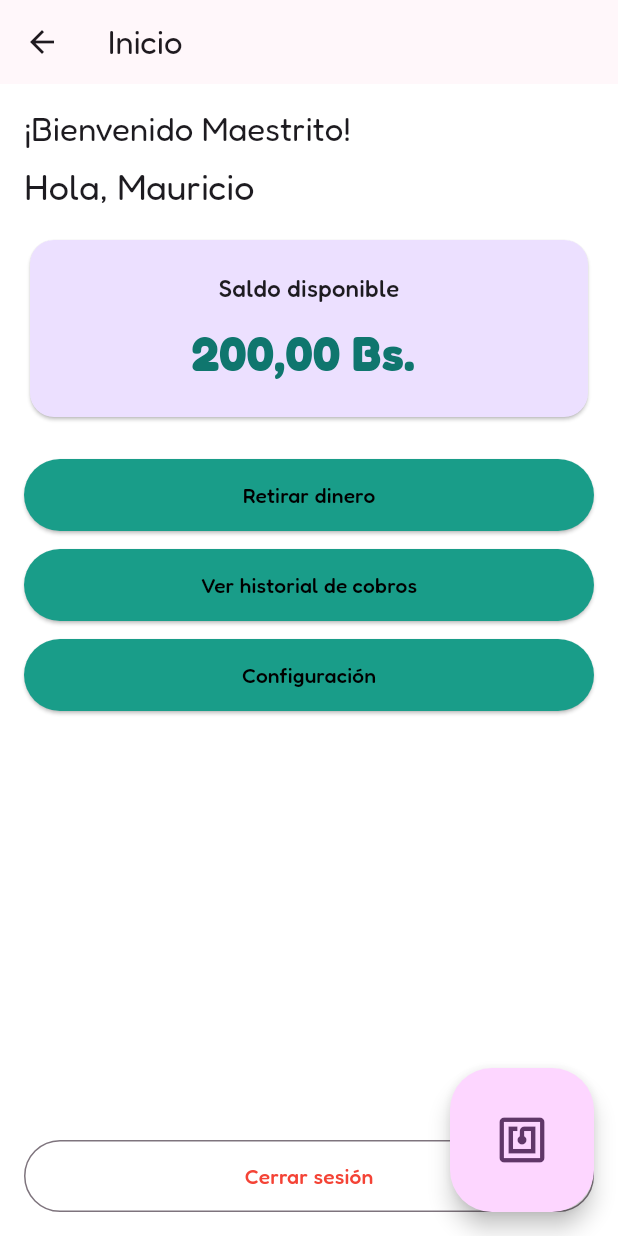
After one commit to fabri2wavy/Sueltito-Mobile, a Flutter app: the DriverHomePage screen opened directly, on a phone screen of 412 x 824 dp. The commit adds this screen. Run offline on Flutter 3.47's test engine with Material 3 defaults, Android fonts, the phone set to English and light mode, and no system bars; our stand-ins replace flutter_riverpod, flutter_secure_storage, go_router, google_fonts; missing offline and left inert: nfc_manager; accounts and stored records are empty.

Commit message:
Pantalla Conductor v1

```diff
--- /dev/null
+++ b/lib/features/driver/application/balance_controller.dart
@@ -0,0 +1,10 @@
+import 'package:flutter_riverpod/flutter_riverpod.dart';
+
+final balanceProvider = NotifierProvider<BalanceController, double>(BalanceController.new);
+
+class BalanceController extends Notifier<double> {
+  @override
+  double build() => 200.0; // saldo demo
+  void add(double amount) => state += amount;
+  void reset([double v = 200.0]) => state = v;
+}
--- /dev/null
+++ b/lib/features/driver/presentation/pages/driver_home_page.dart
@@ -0,0 +1,67 @@
+import 'package:flutter/material.dart';
+import 'package:flutter_riverpod/flutter_riverpod.dart';
+import 'package:go_router/go_router.dart';
+import 'package:intl/intl.dart';
+
+import '../../../auth/application/driver_profile_controller.dart';
+import '../../application/balance_controller.dart';
+import '../widgets/greeting_header.dart';
+import '../widgets/balance_card.dart';
+
+class DriverHomePage extends ConsumerWidget {
+  const DriverHomePage({super.key});
+
+  @override
+  Widget build(BuildContext context, WidgetRef ref) {
+    final profile = ref.watch(driverProfileProvider);
+    final balance = ref.watch(balanceProvider);
+    final money = NumberFormat.currency(locale: 'es_BO', symbol: 'Bs. ', decimalDigits: 2);
+
+    return Scaffold(
+      appBar: AppBar(title: const Text('Inicio')),
+      body: Padding(
+        padding: const EdgeInsets.all(16),
+        child: Column(crossAxisAlignment: CrossAxisAlignment.stretch, children: [
+          const GreetingHeader(name: 'Mauricio'),
+          const SizedBox(height: 16),
+          BalanceCard(label: 'Saldo disponible', amount: money.format(balance)),
+          const SizedBox(height: 24),
+          ElevatedButton(
+            onPressed: () {}, // Retirar dinero (próximo paso)
+            style: ElevatedButton.styleFrom(shape: const StadiumBorder(), minimumSize: const Size.fromHeight(48)),
+            child: const Text('Retirar dinero'),
+          ),
+          const SizedBox(height: 12),
+          ElevatedButton(
+            onPressed: () => context.go('/driver/history'),
+            style: ElevatedButton.styleFrom(shape: const StadiumBorder(), minimumSize: const Size.fromHeight(48)),
+            child: const Text('Ver historial de cobros'),
+          ),
+          const SizedBox(height: 12),
+          ElevatedButton(
+            onPressed: () {}, // Config (próximo)
+            style: ElevatedButton.styleFrom(shape: const StadiumBorder(), minimumSize: const Size.fromHeight(48)),
+            child: const Text('Configuración'),
+          ),
+          const Spacer(),
+          OutlinedButton(
+            onPressed: () => context.go('/auth/login'),
+            style: OutlinedButton.styleFrom(shape: const StadiumBorder(), minimumSize: const Size.fromHeight(48)),
+            child: const Text('Cerrar sesión', style: TextStyle(color: Colors.red)),
+          ),
+        ]),
+      ),
+      floatingActionButton: FloatingActionButton.large(
+        onPressed: () {
+          if (!profile.isRegistered) {
+            context.go('/driver/register-nfc');
+          } else {
+            context.go('/driver/validate/nfc');
+          }
+        },
+        child: const Icon(Icons.nfc),
+      ),
+      floatingActionButtonLocation: FloatingActionButtonLocation.endFloat,
+    );
+  }
+}
--- /dev/null
+++ b/lib/features/driver/presentation/widgets/balance_card.dart
@@ -0,0 +1,22 @@
+import 'package:flutter/material.dart';
+
+class BalanceCard extends StatelessWidget {
+  final String label;
+  final String amount;
+  const BalanceCard({super.key, required this.label, required this.amount});
+  @override
+  Widget build(BuildContext context) {
+    return Card(
+      shape: RoundedRectangleBorder(borderRadius: BorderRadius.circular(16)),
+      color: const Color(0xFFECE0FF),
+      child: Padding(
+        padding: const EdgeInsets.all(20),
+        child: Column(crossAxisAlignment: CrossAxisAlignment.center, children: [
+          Text(label, style: Theme.of(context).textTheme.titleMedium),
+          const SizedBox(height: 8),
+          Text(amount, style: const TextStyle(fontSize: 32, fontWeight: FontWeight.w800, color: Color(0xFF0F766E))),
+        ]),
+      ),
+    );
+  }
+}
--- /dev/null
+++ b/lib/features/driver/presentation/widgets/greeting_header.dart
@@ -0,0 +1,14 @@
+import 'package:flutter/material.dart';
+
+class GreetingHeader extends StatelessWidget {
+  final String name;
+  const GreetingHeader({super.key, required this.name});
+  @override
+  Widget build(BuildContext context) {
+    return Column(crossAxisAlignment: CrossAxisAlignment.start, children: [
+      Text('¡Bienvenido Maestrito!', style: Theme.of(context).textTheme.titleLarge),
+      const SizedBox(height: 8),
+      Text('Hola, $name', style: Theme.of(context).textTheme.headlineSmall),
+    ]);
+  }
+}
--- a/lib/main.dart
+++ b/lib/main.dart
@@ -1,7 +1,8 @@
 import 'package:flutter/material.dart';
+import 'package:flutter_riverpod/flutter_riverpod.dart';
 import 'app.dart';
 
 void main() {
   WidgetsFlutterBinding.ensureInitialized();
-  runApp(const SueltitoApp());
+  runApp(const ProviderScope(child: SueltitoApp()));
 }
--- a/pubspec.yaml
+++ b/pubspec.yaml
@@ -12,6 +12,11 @@ dependencies:
     sdk: flutter
   cupertino_icons: ^1.0.8
   google_fonts: ^6.2.1   # 👈 Aquí va, dentro de dependencies
+  go_router: ^14.8.1
+  flutter_riverpod: ^2.6.1
+  intl: ^0.19.0
+  nfc_manager: ^3.5.0
+  flutter_secure_storage: ^9.2.2
 
 dev_dependencies:
   flutter_test:
```
Also changed, not shown: lib/features/auth/application/driver_profile_controller.dart (added, +38 -0 lines), lib/features/driver/application/history_controller.dart (added, +11 -0 lines), lib/features/driver/domain/models.dart (added, +51 -0 lines), lib/features/driver/presentation/pages/history_page.dart (added, +46 -0 lines), lib/features/driver/presentation/pages/nfc_validate_page.dart (added, +102 -0 lines), lib/features/driver/presentation/pages/payment_fail_page.dart (added, +27 -0 lines), lib/features/driver/presentation/pages/payment_success_page.dart (added, +29 -0 lines), lib/features/driver/presentation/pages/register_nfc_page.dart (added, +76 -0 lines), lib/features/driver/presentation/widgets/history_item.dart (added, +15 -0 lines), lib/router.dart (added, +41 -0 lines), lib/features/driver/application/sim_validator.dart (added), lib/features/driver/presentation/pages/validate_trip_page.dart (added), lib/features/driver/presentation/widgets/result_banner.dart (added), pubspec.lock, 6 other files.
